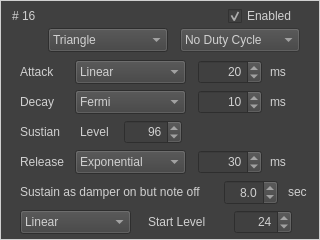
First picture: the form in qt/PitchTimbreFrameForm.ui, repository Gaiger/ChiptuneMIDI, before the edit.
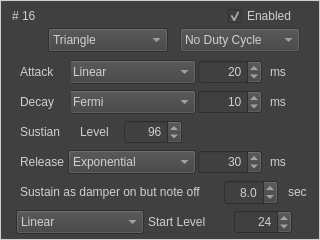
Second picture: the form after the edit.

Patch:
```diff
--- a/qt/PitchTimbreFrameForm.ui
+++ b/qt/PitchTimbreFrameForm.ui
@@ -135,9 +135,9 @@
   <widget class="QComboBox" name="AttackCurveComboBox">
    <property name="geometry">
     <rect>
-     <x>75</x>
+     <x>68</x>
      <y>60</y>
-     <width>111</width>
+     <width>128</width>
      <height>24</height>
     </rect>
    </property>
@@ -200,9 +200,9 @@
   <widget class="QComboBox" name="DecayCurveComboBox">
    <property name="geometry">
     <rect>
-     <x>75</x>
+     <x>68</x>
      <y>90</y>
-     <width>111</width>
+     <width>128</width>
      <height>24</height>
     </rect>
    </property>
@@ -297,9 +297,9 @@
   <widget class="QComboBox" name="ReleaseCurveComboBox">
    <property name="geometry">
     <rect>
-     <x>75</x>
+     <x>68</x>
      <y>150</y>
-     <width>111</width>
+     <width>128</width>
      <height>24</height>
     </rect>
    </property>
@@ -404,9 +404,9 @@
   <widget class="QComboBox" name="DamperOnButNoteOffSustainCurveComboBox">
    <property name="geometry">
     <rect>
-     <x>20</x>
+     <x>16</x>
      <y>210</y>
-     <width>111</width>
+     <width>128</width>
      <height>24</height>
     </rect>
    </property>
```
